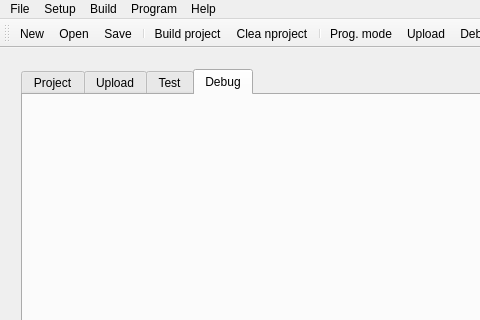
Before: the Qt Designer form mainwindow.ui in nandra/IDE, drawn with Qt 5; both pictures show x 0 to 480 and y 0 to 320 of the 800 by 600 pixel window.
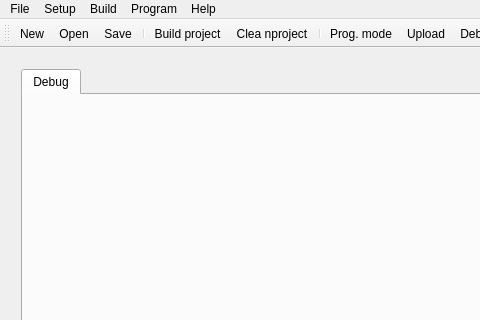
After: the same form once the commit is applied. The open tabs and pages were chosen to show the change. Icons and pictures are not drawn.

Diff of the .ui file:
```diff
--- a/mainwindow.ui
+++ b/mainwindow.ui
@@ -41,21 +41,6 @@
        <property name="currentIndex">
         <number>0</number>
        </property>
-       <widget class="QWidget" name="tab">
-        <attribute name="title">
-         <string>Project</string>
-        </attribute>
-       </widget>
-       <widget class="QWidget" name="tab_2">
-        <attribute name="title">
-         <string>Upload</string>
-        </attribute>
-       </widget>
-       <widget class="QWidget" name="tab_3">
-        <attribute name="title">
-         <string>Test</string>
-        </attribute>
-       </widget>
        <widget class="QWidget" name="tab_4">
         <attribute name="title">
          <string>Debug</string>
```
Left out of the diff: 18 changed lines with no effect on the pictures.
